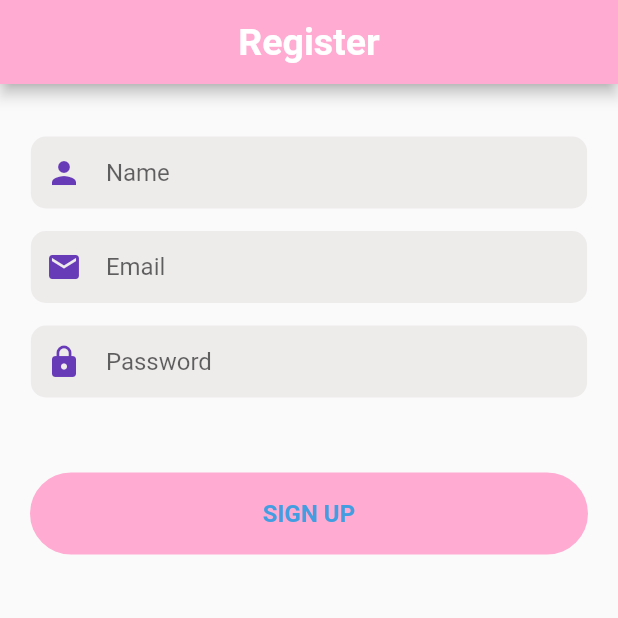
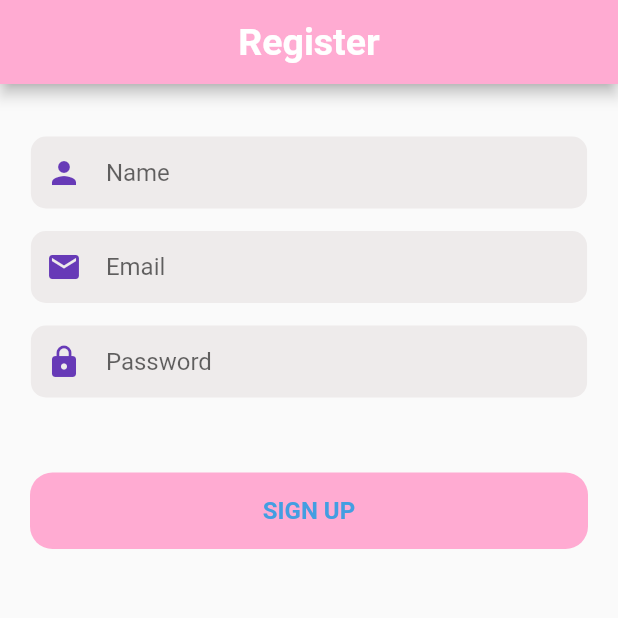
Before and after one commit to nnaaaa/DisneyChatApp, a Flutter app: the screen it shows after launch, on a phone screen of 412 x 824 dp, the top half of it. Run offline on Flutter 3.47's test engine with Material 2 defaults, Android fonts, the phone set to English and light mode, and no system bars; Roboto replaces fonts that are missing (Poppins).

Commit message:
create file repeonsive

```diff
--- a/lib/screens/authenticate/register/register.dart
+++ b/lib/screens/authenticate/register/register.dart
@@ -13,7 +13,6 @@ class Register extends StatefulWidget {
 class _RegisterState extends State<Register> {
   @override
   Widget build(BuildContext context) {
-
     return Scaffold(
       resizeToAvoidBottomInset: false,
       appBar: AppBar(
--- a/lib/screens/authenticate/widgets/button.dart
+++ b/lib/screens/authenticate/widgets/button.dart
@@ -1,4 +1,5 @@
 import 'package:flutter/material.dart';
+import 'package:disneymobile/styles/reponsive.dart';
 
 class CustomButton extends StatelessWidget {
   final Color accentColor;
@@ -16,16 +17,13 @@ class CustomButton extends StatelessWidget {
 
   @override
   Widget build(BuildContext context) {
-    final double resizeScreensWidth = MediaQuery.of(context).size.width / 375;
-    final double resizeScreensHeight = MediaQuery.of(context).size.height / 768;
     return GestureDetector(
       onTap: () => onPress(),
       child: Container(
         margin: const EdgeInsets.only(top: 50),
         decoration: BoxDecoration(
-            color: mainColor, borderRadius: BorderRadius.circular(50)),
-        width: resizeScreensWidth * 343,
-        height: resizeScreensHeight * 51,
+            color: mainColor, borderRadius: BorderRadius.circular(15)),
+        width: Responsibility.setWidth(context, 343),
         padding: const EdgeInsets.all(16),
         child: Center(
           child: Text(
--- a/lib/styles/reponsive.dart
+++ b/lib/styles/reponsive.dart
@@ -0,0 +1,15 @@
+import 'package:flutter/material.dart';
+
+class Responsibility {
+  static setWidth(BuildContext context, double widthDesign) {
+    final double resizeScreensWidth =
+        widthDesign * MediaQuery.of(context).size.width / 375;
+    return resizeScreensWidth;
+  }
+
+  static setHeight(BuildContext context, double heightDesign) {
+    final double resizeScreensHeight =
+        heightDesign * MediaQuery.of(context).size.height / 768;
+    return resizeScreensHeight;
+  }
+}
```
